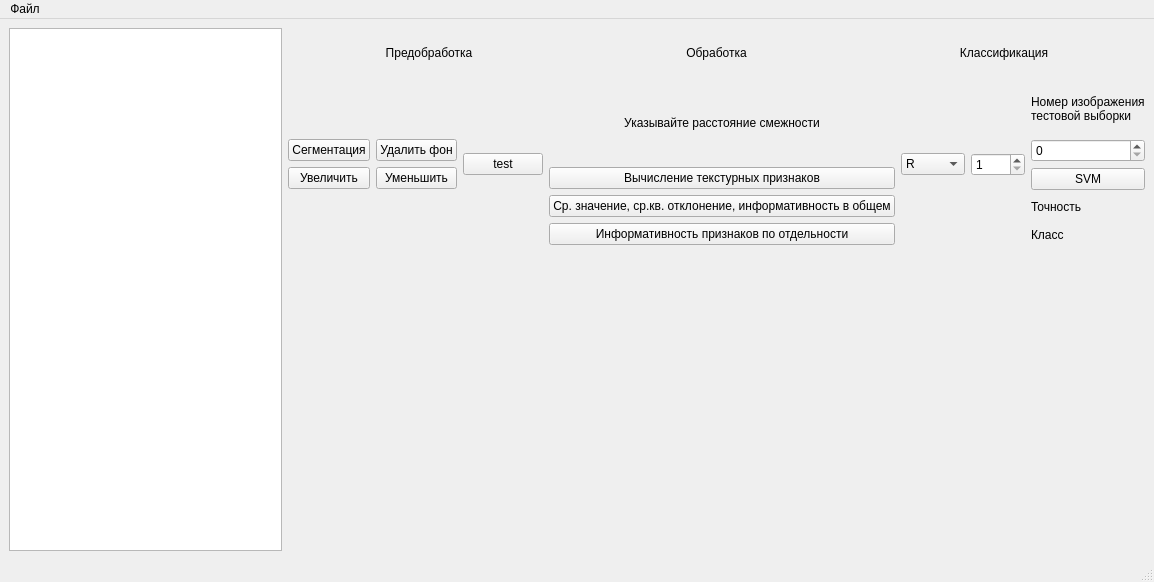
This is GLCM.ui in buligar/GLCM as Qt 5 draws it before an edit. The edited form follows.
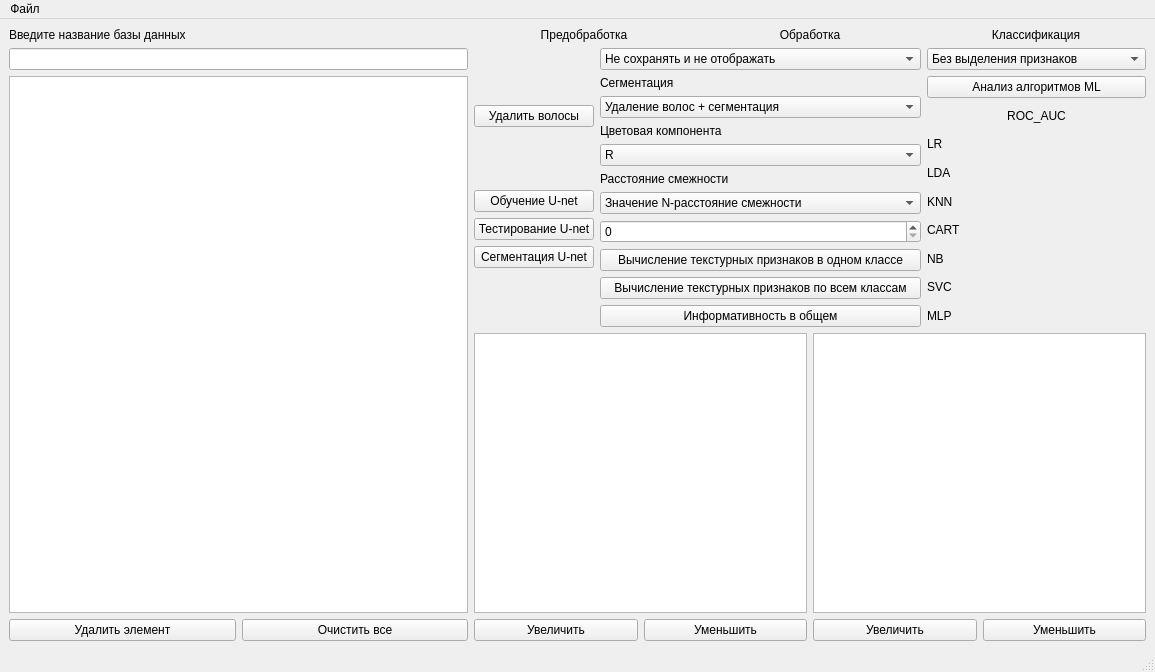
This is the edited form.

Patch:
```diff
--- a/GLCM.ui
+++ b/GLCM.ui
@@ -6,139 +6,276 @@
    <rect>
     <x>0</x>
     <y>0</y>
-    <width>1154</width>
-    <height>582</height>
+    <width>1155</width>
+    <height>672</height>
    </rect>
   </property>
   <property name="windowTitle">
    <string>MainWindow</string>
   </property>
   <widget class="QWidget" name="centralwidget">
-   <layout class="QGridLayout" name="gridLayout_3">
-    <item row="0" column="0">
-     <widget class="QListWidget" name="listWidget">
-      <property name="maximumSize">
-       <size>
-        <width>500</width>
-        <height>16777215</height>
-       </size>
-      </property>
-     </widget>
-    </item>
-    <item row="0" column="1">
-     <layout class="QVBoxLayout" name="verticalLayout_5">
-      <item>
-       <layout class="QGridLayout" name="gridLayout_2">
-        <item row="1" column="0">
-         <layout class="QHBoxLayout" name="horizontalLayout_7">
-          <item>
            <layout class="QGridLayout" name="gridLayout">
             <item row="0" column="0">
+     <layout class="QHBoxLayout" name="horizontalLayout_15">
+      <item>
+       <layout class="QVBoxLayout" name="verticalLayout_5">
+        <item>
+         <widget class="QLabel" name="label_18">
+          <property name="text">
+           <string>Введите название базы данных</string>
+          </property>
+         </widget>
+        </item>
+        <item>
+         <widget class="QLineEdit" name="database_name">
+          <property name="maximumSize">
+           <size>
+            <width>500</width>
+            <height>16777215</height>
+           </size>
+          </property>
+          <property name="text">
+           <string/>
+          </property>
+         </widget>
+        </item>
+        <item>
+         <widget class="QListWidget" name="listWidget">
+          <property name="maximumSize">
+           <size>
+            <width>500</width>
+            <height>16777215</height>
+           </size>
+          </property>
+         </widget>
+        </item>
+        <item>
+         <layout class="QHBoxLayout" name="horizontalLayout">
+          <item>
+           <widget class="QPushButton" name="pushButton_delete_item">
+            <property name="maximumSize">
+             <size>
+              <width>300</width>
+              <height>16777215</height>
+             </size>
+            </property>
+            <property name="text">
+             <string>Удалить элемент</string>
+            </property>
+           </widget>
+          </item>
+          <item>
+           <widget class="QPushButton" name="pushButton_delete_items">
+            <property name="maximumSize">
+             <size>
+              <width>300</width>
+              <height>16777215</height>
+             </size>
+            </property>
+            <property name="text">
+             <string>Очистить все</string>
+            </property>
+           </widget>
+          </item>
+         </layout>
+        </item>
+       </layout>
+      </item>
+      <item>
+       <layout class="QVBoxLayout" name="verticalLayout_10">
+        <item>
+         <layout class="QVBoxLayout" name="verticalLayout_9">
+          <item>
+           <layout class="QHBoxLayout" name="horizontalLayout_4">
+            <item>
+             <widget class="QLabel" name="pred">
+              <property name="maximumSize">
+               <size>
+                <width>16777215</width>
+                <height>50</height>
+               </size>
+              </property>
+              <property name="acceptDrops">
+               <bool>false</bool>
+              </property>
+              <property name="layoutDirection">
+               <enum>Qt::LeftToRight</enum>
+              </property>
+              <property name="autoFillBackground">
+               <bool>false</bool>
+              </property>
+              <property name="text">
+               <string>Предобработка</string>
+              </property>
+              <property name="scaledContents">
+               <bool>false</bool>
+              </property>
+              <property name="alignment">
+               <set>Qt::AlignCenter</set>
+              </property>
+              <property name="wordWrap">
+               <bool>false</bool>
+              </property>
+              <property name="openExternalLinks">
+               <bool>false</bool>
+              </property>
+             </widget>
+            </item>
+            <item>
+             <widget class="QLabel" name="obrab">
+              <property name="maximumSize">
+               <size>
+                <width>16777215</width>
+                <height>50</height>
+               </size>
+              </property>
+              <property name="text">
+               <string>Обработка</string>
+              </property>
+              <property name="alignment">
+               <set>Qt::AlignCenter</set>
+              </property>
+             </widget>
+            </item>
+            <item>
+             <widget class="QLabel" name="class_2">
+              <property name="maximumSize">
+               <size>
+                <width>16777215</width>
+                <height>50</height>
+               </size>
+              </property>
+              <property name="text">
+               <string>Классификация</string>
+              </property>
+              <property name="alignment">
+               <set>Qt::AlignCenter</set>
+              </property>
+             </widget>
+            </item>
+           </layout>
+          </item>
+          <item>
+           <layout class="QHBoxLayout" name="horizontalLayout_14">
+            <item>
+             <layout class="QVBoxLayout" name="verticalLayout_6">
+              <item>
+               <widget class="QPushButton" name="pushButton_deletehair">
+                <property name="text">
+                 <string>Удалить волосы</string>
+                </property>
+               </widget>
+              </item>
+              <item>
+               <layout class="QHBoxLayout" name="horizontalLayout_13">
+                <item>
              <layout class="QVBoxLayout" name="verticalLayout_2">
               <item>
-               <layout class="QHBoxLayout" name="horizontalLayout_2">
+                   <widget class="QPushButton" name="pushButton_train_segmentation_U_net">
+                    <property name="text">
+                     <string>Обучение U-net</string>
+                    </property>
+                   </widget>
+                  </item>
                 <item>
-                 <widget class="QPushButton" name="pushButton_segmentation">
+                   <widget class="QPushButton" name="pushButton_test_segmentation_U_net">
+                    <property name="text">
+                     <string>Тестирование U-net</string>
+                    </property>
+                   </widget>
+                  </item>
+                  <item>
+                   <widget class="QPushButton" name="pushButton_segmentation_2">
+                    <property name="text">
+                     <string>Сегментация U-net</string>
+                    </property>
+                   </widget>
+                  </item>
+                 </layout>
+                </item>
+               </layout>
+              </item>
+             </layout>
+            </item>
+            <item>
+             <layout class="QHBoxLayout" name="horizontalLayout_9">
+              <item>
+               <layout class="QVBoxLayout" name="verticalLayout_7">
+                <item>
+                 <widget class="QComboBox" name="save_plot_features">
+                  <item>
+                   <property name="text">
+                    <string>Не сохранять и не отображать</string>
+                   </property>
+                  </item>
+                  <item>
+                   <property name="text">
+                    <string>Сохранение и отображение текстурных признаков</string>
+                   </property>
+                  </item>
+                 </widget>
+                </item>
+                <item>
+                 <widget class="QLabel" name="label_13">
                   <property name="text">
                    <string>Сегментация</string>
                   </property>
-                 </widget>
-                </item>
-                <item>
-                 <widget class="QPushButton" name="pushButton_deleteBackground">
-                  <property name="text">
-                   <string>Удалить фон</string>
-                  </property>
-                 </widget>
-                </item>
-               </layout>
-              </item>
-              <item>
-               <layout class="QHBoxLayout" name="horizontalLayout_3">
-                <item>
-                 <widget class="QPushButton" name="zoom_in_button">
-                  <property name="text">
-                   <string>Увеличить</string>
-                  </property>
-                 </widget>
-                </item>
-                <item>
-                 <widget class="QPushButton" name="zoom_out_button">
-                  <property name="text">
-                   <string>Уменьшить</string>
-                  </property>
-                 </widget>
-                </item>
-               </layout>
-              </item>
-             </layout>
-            </item>
-            <item row="0" column="1">
-             <widget class="QPushButton" name="Buttontest">
-              <property name="text">
-               <string>test</string>
-              </property>
-             </widget>
-            </item>
-           </layout>
-          </item>
-          <item>
-           <layout class="QHBoxLayout" name="horizontalLayout">
-            <item>
-             <layout class="QVBoxLayout" name="verticalLayout">
-              <item>
-               <widget class="QLabel" name="label_2">
-                <property name="text">
-                 <string>Указывайте расстояние смежности</string>
-                </property>
                 <property name="alignment">
-                 <set>Qt::AlignCenter</set>
+                   <set>Qt::AlignLeading|Qt::AlignLeft|Qt::AlignVCenter</set>
                 </property>
                </widget>
               </item>
               <item>
-               <widget class="QPushButton" name="pushButton">
+                 <widget class="QComboBox" name="select_segmentation">
+                  <item>
                 <property name="text">
-                 <string>Вычисление текстурных признаков</string>
-                </property>
+                    <string>Удаление волос + сегментация</string>
+                   </property>
+                  </item>
+                  <item>
+                   <property name="text">
+                    <string>Удаление волос</string>
+                   </property>
+                  </item>
+                  <item>
+                   <property name="text">
+                    <string>Сегментация U-net</string>
+                   </property>
+                  </item>
+                  <item>
+                   <property name="text">
+                    <string>Без сегментации и удаления волос</string>
+                   </property>
+                  </item>
                </widget>
               </item>
               <item>
-               <widget class="QPushButton" name="info_button">
+                 <widget class="QLabel" name="label">
+                  <property name="tabletTracking">
+                   <bool>false</bool>
+                  </property>
+                  <property name="acceptDrops">
+                   <bool>false</bool>
+                  </property>
                 <property name="autoFillBackground">
                  <bool>false</bool>
                 </property>
                 <property name="text">
-                 <string>Ср. значение, ср.кв. отклонение, информативность в общем</string>
-                </property>
-                <property name="checkable">
+                   <string>Цветовая компонента</string>
+                  </property>
+                  <property name="scaledContents">
                  <bool>false</bool>
                 </property>
-                <property name="autoRepeat">
-                 <bool>false</bool>
-                </property>
-                <property name="autoExclusive">
-                 <bool>false</bool>
-                </property>
-                <property name="autoDefault">
+                  <property name="alignment">
+                   <set>Qt::AlignLeading|Qt::AlignLeft|Qt::AlignVCenter</set>
+                  </property>
+                  <property name="wordWrap">
+                   <bool>true</bool>
+                  </property>
+                  <property name="openExternalLinks">
                  <bool>false</bool>
                 </property>
-                <property name="default">
-                 <bool>false</bool>
-                </property>
-                <property name="flat">
-                 <bool>false</bool>
-                </property>
-               </widget>
-              </item>
-              <item>
-               <widget class="QPushButton" name="info_button_2">
-                <property name="text">
-                 <string>Информативность признаков по отдельности</string>
-                </property>
-               </widget>
-              </item>
-             </layout>
+                 </widget>
             </item>
             <item>
              <widget class="QComboBox" name="color">
@@ -162,58 +299,194 @@
                 <string>GRAY</string>
                </property>
               </item>
+                  <item>
+                   <property name="text">
+                    <string>R+G+B+GRAY</string>
+                   </property>
+                  </item>
+                 </widget>
+                </item>
+                <item>
+                 <widget class="QLabel" name="label_6">
+                  <property name="text">
+                   <string>Расстояние смежности</string>
+                  </property>
+                  <property name="alignment">
+                   <set>Qt::AlignLeading|Qt::AlignLeft|Qt::AlignVCenter</set>
+                  </property>
+                  <property name="wordWrap">
+                   <bool>true</bool>
+                  </property>
+                 </widget>
+                </item>
+                <item>
+                 <widget class="QComboBox" name="modeBox">
+                  <item>
+                   <property name="text">
+                    <string>Значение N-расстояние смежности</string>
+                   </property>
+                  </item>
+                  <item>
+                   <property name="text">
+                    <string>С 1 по N расстояние смежности</string>
+                   </property>
+                  </item>
              </widget>
             </item>
             <item>
              <widget class="QSpinBox" name="spinBox">
+                  <property name="prefix">
+                   <string/>
+                  </property>
               <property name="minimum">
-               <number>1</number>
+                   <number>0</number>
               </property>
               <property name="maximum">
                <number>1000</number>
               </property>
              </widget>
             </item>
+                <item>
+                 <layout class="QVBoxLayout" name="verticalLayout">
+                  <item>
+                   <widget class="QPushButton" name="pushButton">
+                    <property name="text">
+                     <string>Вычисление текстурных признаков в одном классе</string>
+                    </property>
+                   </widget>
+                  </item>
+                  <item>
+                   <widget class="QPushButton" name="pushButton_2">
+                    <property name="text">
+                     <string>Вычисление текстурных признаков по всем классам</string>
+                    </property>
+                   </widget>
+                  </item>
+                  <item>
+                   <widget class="QPushButton" name="info_button">
+                    <property name="autoFillBackground">
+                     <bool>false</bool>
+                    </property>
+                    <property name="text">
+                     <string>Информативность в общем</string>
+                    </property>
+                    <property name="checkable">
+                     <bool>false</bool>
+                    </property>
+                    <property name="autoRepeat">
+                     <bool>false</bool>
+                    </property>
+                    <property name="autoExclusive">
+                     <bool>false</bool>
+                    </property>
+                    <property name="autoDefault">
+                     <bool>false</bool>
+                    </property>
+                    <property name="default">
+                     <bool>false</bool>
+                    </property>
+                    <property name="flat">
+                     <bool>false</bool>
+                    </property>
+                   </widget>
+                  </item>
+                 </layout>
+                </item>
+               </layout>
+              </item>
            </layout>
           </item>
           <item>
            <layout class="QVBoxLayout" name="verticalLayout_4">
             <item>
-             <widget class="QLabel" name="label_3">
+               <widget class="QComboBox" name="feature_selection">
+                <item>
               <property name="text">
-               <string>Номер изображения тестовой выборки</string>
-              </property>
-              <property name="wordWrap">
-               <bool>true</bool>
-              </property>
-              <property name="openExternalLinks">
-               <bool>false</bool>
-              </property>
+                  <string>Без выделения признаков</string>
+                 </property>
+                </item>
+                <item>
+                 <property name="text">
+                  <string>Информативность</string>
+                 </property>
+                </item>
+                <item>
+                 <property name="text">
+                  <string>Корреляция</string>
+                 </property>
+                </item>
+                <item>
+                 <property name="text">
+                  <string>Корреляция + Информативность</string>
+                 </property>
+                </item>
+                <item>
+                 <property name="text">
+                  <string>Информативность + Корреляция</string>
+                 </property>
+                </item>
              </widget>
             </item>
             <item>
-             <widget class="QSpinBox" name="spinBox_2"/>
-            </item>
-            <item>
-             <widget class="QPushButton" name="SVM_button">
+               <widget class="QPushButton" name="MLA_button">
               <property name="text">
-               <string>SVM</string>
+                 <string>Анализ алгоритмов ML</string>
               </property>
              </widget>
             </item>
             <item>
              <layout class="QVBoxLayout" name="verticalLayout_3">
               <item>
-               <layout class="QHBoxLayout" name="horizontalLayout_5">
-                <item>
                  <widget class="QLabel" name="label_4">
+                  <property name="maximumSize">
+                   <size>
+                    <width>16777215</width>
+                    <height>200</height>
+                   </size>
+                  </property>
                   <property name="text">
-                   <string>Точность</string>
+                   <string>ROC_AUC</string>
                   </property>
+                  <property name="alignment">
+                   <set>Qt::AlignCenter</set>
+                  </property>
                  </widget>
                 </item>
                 <item>
-                 <widget class="QLabel" name="accuracy">
+                 <layout class="QHBoxLayout" name="horizontalLayout_2">
+                  <item>
+                   <widget class="QLabel" name="label_2">
+                    <property name="text">
+                     <string>LR</string>
+                    </property>
+                   </widget>
+                  </item>
+                  <item>
+                   <widget class="QLabel" name="ROC_LR">
+                    <property name="maximumSize">
+                     <size>
+                      <width>200</width>
+                      <height>200</height>
+                     </size>
+                    </property>
+                    <property name="text">
+                     <string/>
+                    </property>
+                   </widget>
+                  </item>
+                 </layout>
+                </item>
+                <item>
+                 <layout class="QHBoxLayout" name="horizontalLayout_5">
+                  <item>
+                   <widget class="QLabel" name="label_3">
+                    <property name="text">
+                     <string>LDA</string>
+                    </property>
+                   </widget>
+                  </item>
+                  <item>
+                   <widget class="QLabel" name="ROC_LDA">
                   <property name="text">
                    <string/>
                   </property>
@@ -226,7 +499,7 @@
                 <item>
                  <widget class="QLabel" name="label_5">
                   <property name="text">
-                   <string>Класс</string>
+                     <string>KNN</string>
                   </property>
                  </widget>
                 </item>
@@ -239,111 +512,138 @@
                 </item>
                </layout>
               </item>
-             </layout>
-            </item>
-           </layout>
+                <item>
+                 <layout class="QHBoxLayout" name="horizontalLayout_7">
+                  <item>
+                   <widget class="QLabel" name="label_7">
+                    <property name="text">
+                     <string>CART</string>
+                    </property>
+                   </widget>
+                  </item>
+                  <item>
+                   <widget class="QLabel" name="ROC_CART">
+                    <property name="text">
+                     <string/>
+                    </property>
+                   </widget>
           </item>
          </layout>
         </item>
-        <item row="0" column="0">
-         <layout class="QHBoxLayout" name="horizontalLayout_4">
           <item>
-           <widget class="QLabel" name="pred">
-            <property name="maximumSize">
-             <size>
-              <width>16777215</width>
-              <height>50</height>
-             </size>
-            </property>
-            <property name="acceptDrops">
-             <bool>false</bool>
-            </property>
-            <property name="layoutDirection">
-             <enum>Qt::LeftToRight</enum>
-            </property>
-            <property name="autoFillBackground">
-             <bool>false</bool>
-            </property>
+                 <layout class="QHBoxLayout" name="horizontalLayout_10">
+                  <item>
+                   <widget class="QLabel" name="label_8">
+                    <property name="text">
+                     <string>NB</string>
+                    </property>
+                   </widget>
+                  </item>
+                  <item>
+                   <widget class="QLabel" name="ROC_NB">
             <property name="text">
-             <string>Предобработка</string>
-            </property>
-            <property name="scaledContents">
-             <bool>false</bool>
-            </property>
-            <property name="alignment">
-             <set>Qt::AlignCenter</set>
-            </property>
-            <property name="wordWrap">
-             <bool>false</bool>
-            </property>
-            <property name="openExternalLinks">
-             <bool>false</bool>
-            </property>
-           </widget>
-          </item>
+                     <string/>
+                    </property>
+                   </widget>
+                  </item>
+                 </layout>
+                </item>
           <item>
-           <widget class="QLabel" name="obrab">
-            <property name="maximumSize">
-             <size>
-              <width>16777215</width>
-              <height>50</height>
-             </size>
-            </property>
+                 <layout class="QHBoxLayout" name="horizontalLayout_11">
+                  <item>
+                   <widget class="QLabel" name="label_9">
+                    <property name="text">
+                     <string>SVC</string>
+                    </property>
+                   </widget>
+                  </item>
+                  <item>
+                   <widget class="QLabel" name="ROC_SVC">
             <property name="text">
-             <string>Обработка</string>
-            </property>
-            <property name="alignment">
-             <set>Qt::AlignCenter</set>
-            </property>
-           </widget>
-          </item>
+                     <string/>
+                    </property>
+                   </widget>
+                  </item>
+                 </layout>
+                </item>
           <item>
-           <widget class="QLabel" name="class_2">
-            <property name="maximumSize">
-             <size>
-              <width>16777215</width>
-              <height>50</height>
-             </size>
-            </property>
+                 <layout class="QHBoxLayout" name="horizontalLayout_12">
+                  <item>
+                   <widget class="QLabel" name="label_10">
+                    <property name="text">
+                     <string>MLP</string>
+                    </property>
+                   </widget>
+                  </item>
+                  <item>
+                   <widget class="QLabel" name="ROC_MLP">
             <property name="text">
-             <string>Классификация</string>
-            </property>
-            <property name="alignment">
-             <set>Qt::AlignCenter</set>
-            </property>
+                     <string/>
+                    </property>
            </widget>
           </item>
          </layout>
         </item>
        </layout>
       </item>
+             </layout>
+            </item>
+           </layout>
+          </item>
+         </layout>
+        </item>
+        <item>
+         <layout class="QVBoxLayout" name="verticalLayout_8">
       <item>
        <layout class="QHBoxLayout" name="horizontalLayout_8">
         <item>
-         <widget class="QLabel" name="label">
-          <property name="minimumSize">
-           <size>
-            <width>300</width>
-            <height>300</height>
-           </size>
-          </property>
+             <widget class="QGraphicsView" name="graphicsView"/>
+            </item>
+            <item>
+             <widget class="QGraphicsView" name="graphicsView_2">
+              <property name="renderHints">
+               <set>QPainter::Antialiasing|QPainter::HighQualityAntialiasing|QPainter::NonCosmeticDefaultPen|QPainter::Qt4CompatiblePainting|QPainter::SmoothPixmapTransform|QPainter::TextAntialiasing</set>
+              </property>
+              <property name="cacheMode">
+               <set>QGraphicsView::CacheNone</set>
+              </property>
+             </widget>
+            </item>
+           </layout>
+          </item>
+          <item>
+           <layout class="QHBoxLayout" name="horizontalLayout_3">
+            <item>
+             <widget class="QPushButton" name="zoom_in_button">
           <property name="text">
-           <string/>
+               <string>Увеличить</string>
           </property>
          </widget>
         </item>
         <item>
-         <widget class="QLabel" name="dst">
-          <property name="minimumSize">
-           <size>
-            <width>300</width>
-            <height>300</height>
-           </size>
-          </property>
+             <widget class="QPushButton" name="zoom_out_button">
+              <property name="text">
+               <string>Уменьшить</string>
+              </property>
+             </widget>
+            </item>
+            <item>
+             <widget class="QPushButton" name="zoom_in_button_2">
           <property name="text">
-           <string/>
-          </property>
-         </widget>
+               <string>Увеличить</string>
+              </property>
+             </widget>
+            </item>
+            <item>
+             <widget class="QPushButton" name="zoom_out_button_2">
+              <property name="text">
+               <string>Уменьшить</string>
+              </property>
+             </widget>
+            </item>
+           </layout>
+          </item>
+         </layout>
         </item>
        </layout>
       </item>
@@ -356,7 +656,7 @@
     <rect>
      <x>0</x>
      <y>0</y>
-     <width>1154</width>
+     <width>1155</width>
      <height>26</height>
     </rect>
    </property>
```
Left out of the diff: 29 changed lines with no effect on the pictures. Lines whose indentation alone changed are shown as unchanged.
